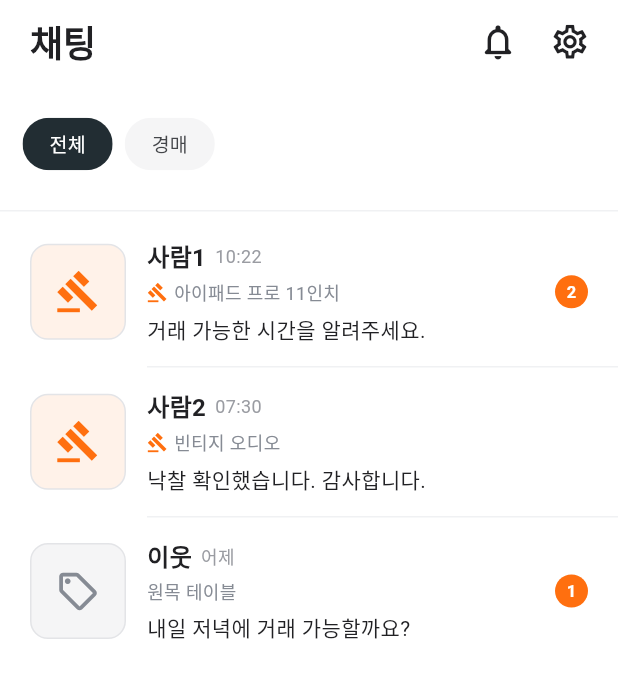
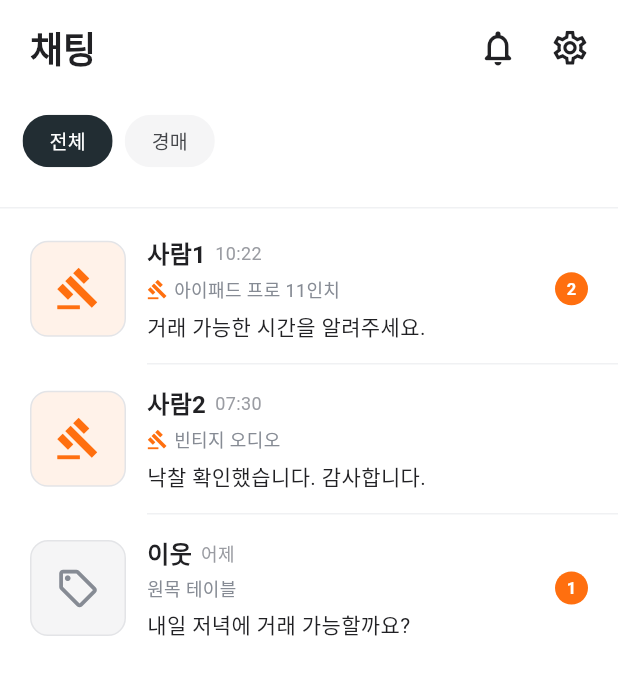
Before and after one commit to starton-2026-team1/starton-team1-mini, a Flutter app: the ChatListPage screen opened directly, on a phone screen of 412 x 824 dp. Shown: the top 678 px of the screen. Run offline on Flutter 3.47's test engine with Material 3 defaults, Android fonts, the phone set to English and light mode, and no system bars; our stand-ins replace shared_preferences; accounts and stored records are empty.

Commit message:
[Style] 여백맞추기

```diff
--- a/frontend/lib/features/chat/pages/chat_list_page.dart
+++ b/frontend/lib/features/chat/pages/chat_list_page.dart
@@ -34,6 +34,7 @@ class _ChatListPageState extends State<ChatListPage> {
       backgroundColor: AppColors.white,
       appBar: AppBar(
         automaticallyImplyLeading: false,
+        toolbarHeight: 64,
         backgroundColor: AppColors.white,
         surfaceTintColor: AppColors.transparent,
         titleSpacing: 20,
@@ -67,7 +68,6 @@ class _ChatListPageState extends State<ChatListPage> {
           final chats = _controller.visibleChats;
           return Column(
             children: [
-              const SizedBox(height: 10),
               ChatFilterBar(
                 selectedFilter: _controller.selectedFilter,
                 onSelected: _controller.selectFilter,
@@ -76,9 +76,7 @@ class _ChatListPageState extends State<ChatListPage> {
               const Divider(height: 1, color: AppColors.borderSubtle),
               Expanded(
                 child: chats.isEmpty
-                    ? const Center(
-                  child: Text('아직 채팅이 없어요.'),
-                )
+                    ? const Center(child: Text('아직 채팅이 없어요.'))
                     : ListView.separated(
                         padding: const EdgeInsets.symmetric(vertical: 4),
                         itemCount: chats.length,
```
